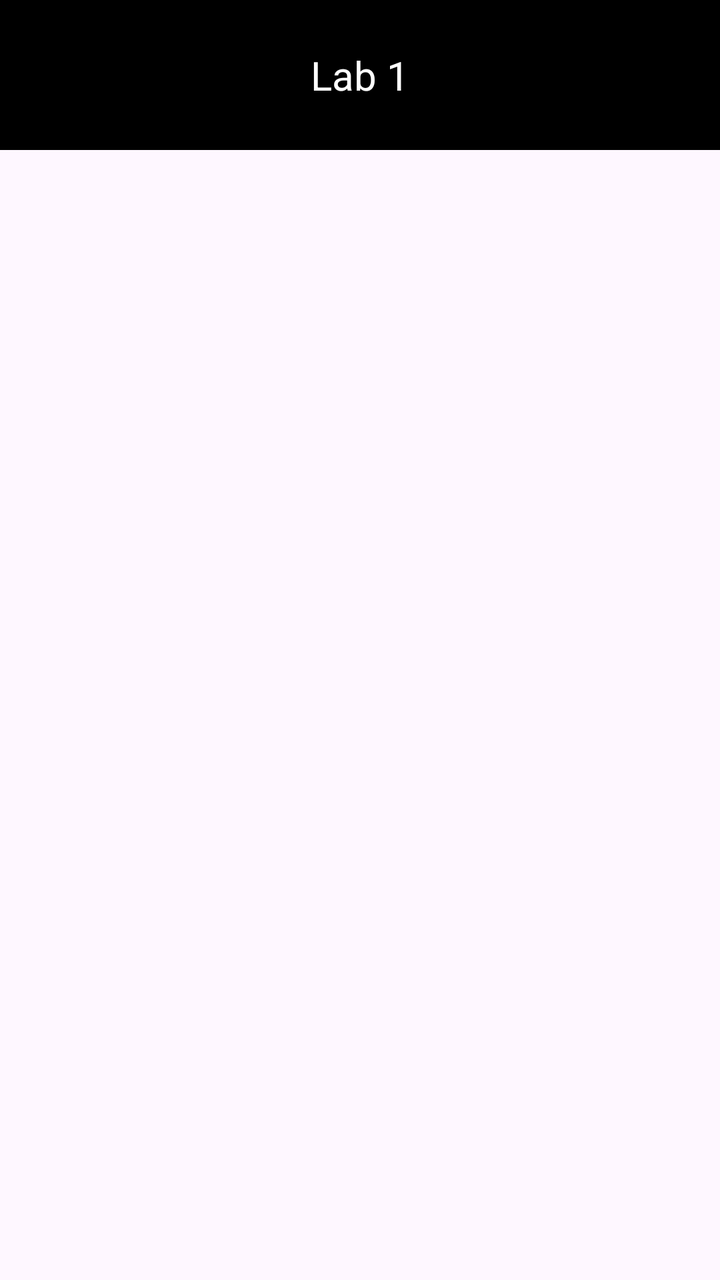
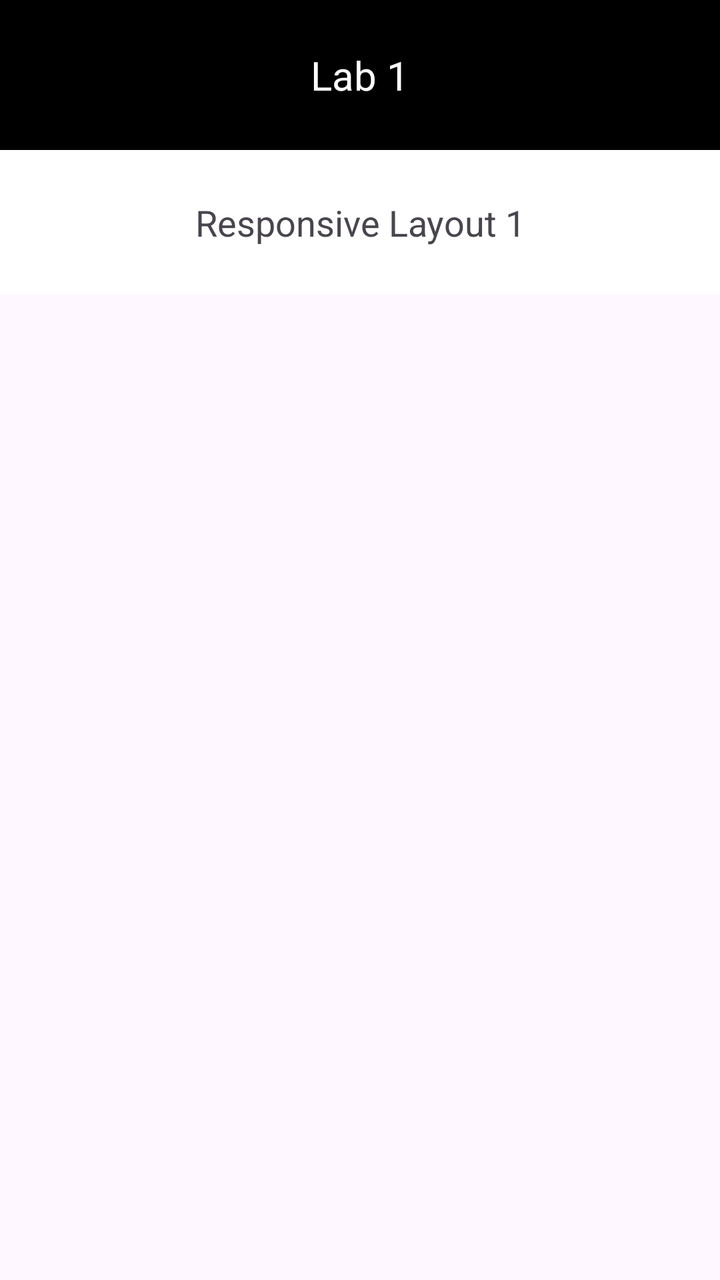

Screens rendered from an Android XML layout before and after an edit, with the pre-edit source and the edit as a unified diff.
<!-- AndroidManifest.xml: application theme Theme.Part1_LinearLayout -->
<!-- res/layout/activity_main.xml -->
<?xml version="1.0" encoding="utf-8"?>
<LinearLayout xmlns:android="http://schemas.android.com/apk/res/android"
    xmlns:tools="http://schemas.android.com/tools"

    android:layout_width="match_parent"
    android:layout_height="match_parent"
    android:orientation="vertical"
    tools:context=".MainActivity">
    

    <TextView
        android:layout_width="match_parent"
        android:layout_height="wrap_content"
        android:background="#000000"
        android:gravity="center"
        android:text="Lab 1"
        android:textColor="#ffffff"
        android:textSize="20sp"
        android:padding="24dp"/>

</LinearLayout>
<!-- resources referenced by this layout -->
<resources>
  <style name="Theme.Part1_LinearLayout" parent="Base.Theme.Part1_LinearLayout" />
  <style name="Base.Theme.Part1_LinearLayout" parent="Theme.Material3.DayNight.NoActionBar">
          
          
      </style>
</resources>

<!-- the commit's change to res/layout/activity_main.xml (unified diff, before → after) -->
@@ -18,4 +18,14 @@
         android:textSize="20sp"
         android:padding="24dp"/>
 
+    <TextView
+        android:layout_width="match_parent"
+        android:layout_height="wrap_content"
+        android:background="#ffffff"
+        android:gravity="center"
+        android:text="Responsive Layout 1"
+        android:textSize="18sp"
+        android:padding="24dp"/>
+
+
 </LinearLayout>
